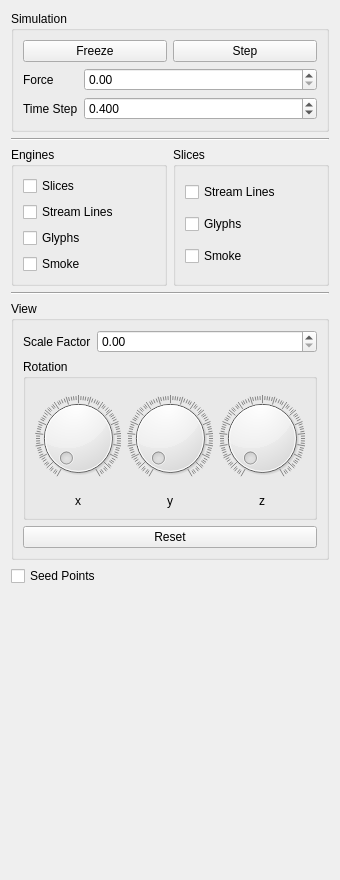
This is smoke/view/simulationtab.ui in bvanloon/Scientific-Visualization as Qt 5 draws it before an edit. The edited form follows.
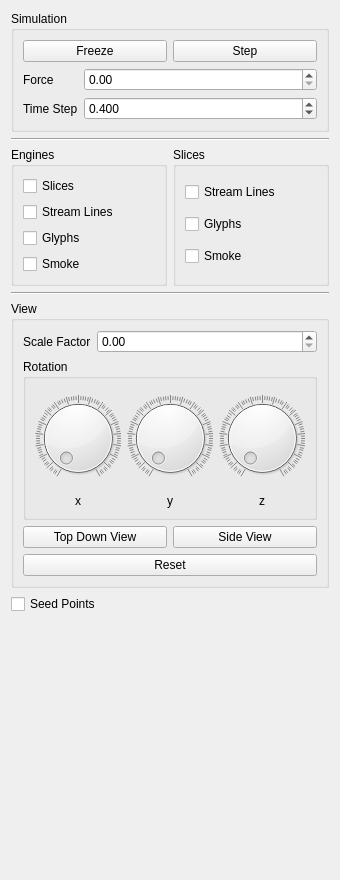
This is the edited form.

Commit message: Send a signal if one of the present views buttons is set.

The edit to the form file:
```diff
--- a/smoke/view/simulationtab.ui
+++ b/smoke/view/simulationtab.ui
@@ -289,6 +289,24 @@
         </layout>
        </widget>
       </item>
+      <item>
+       <layout class="QHBoxLayout" name="horizontalLayout">
+        <item>
+         <widget class="QPushButton" name="topDownViewButton">
+          <property name="text">
+           <string>Top Down View</string>
+          </property>
+         </widget>
+        </item>
+        <item>
+         <widget class="QPushButton" name="sideViewButton">
+          <property name="text">
+           <string>Side View</string>
+          </property>
+         </widget>
+        </item>
+       </layout>
+      </item>
       <item>
        <widget class="QPushButton" name="resetViewButton">
         <property name="text">
```
Left out of the diff: 1 changed line with no effect on the pictures. The commit also changes 2 other files.
